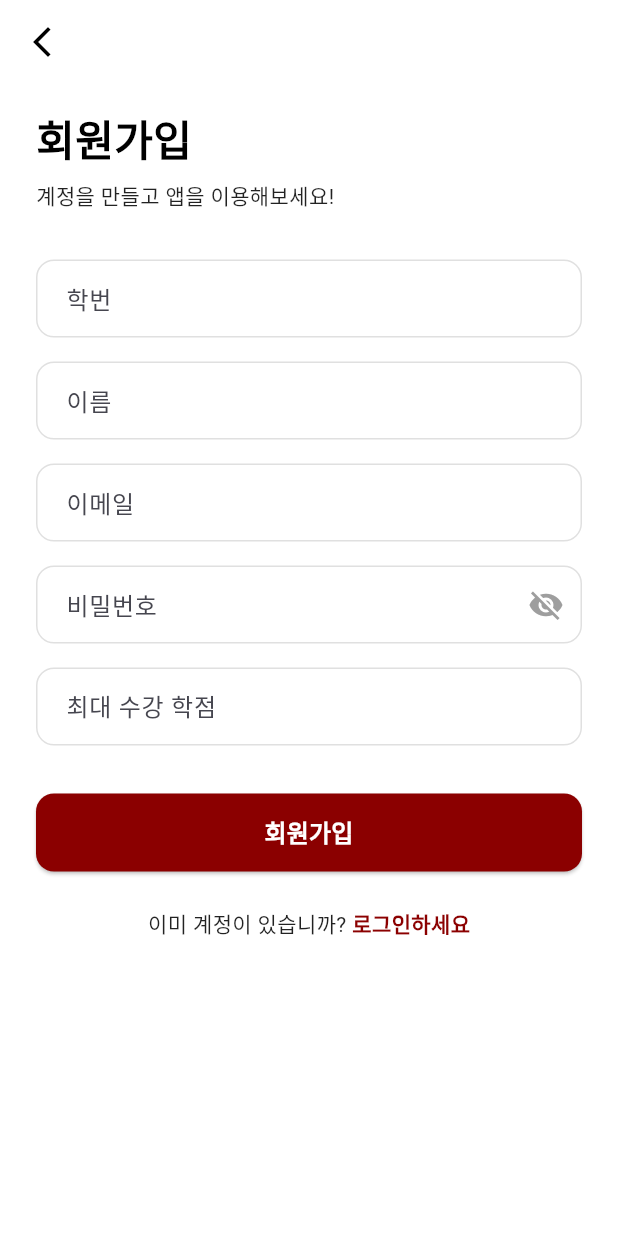
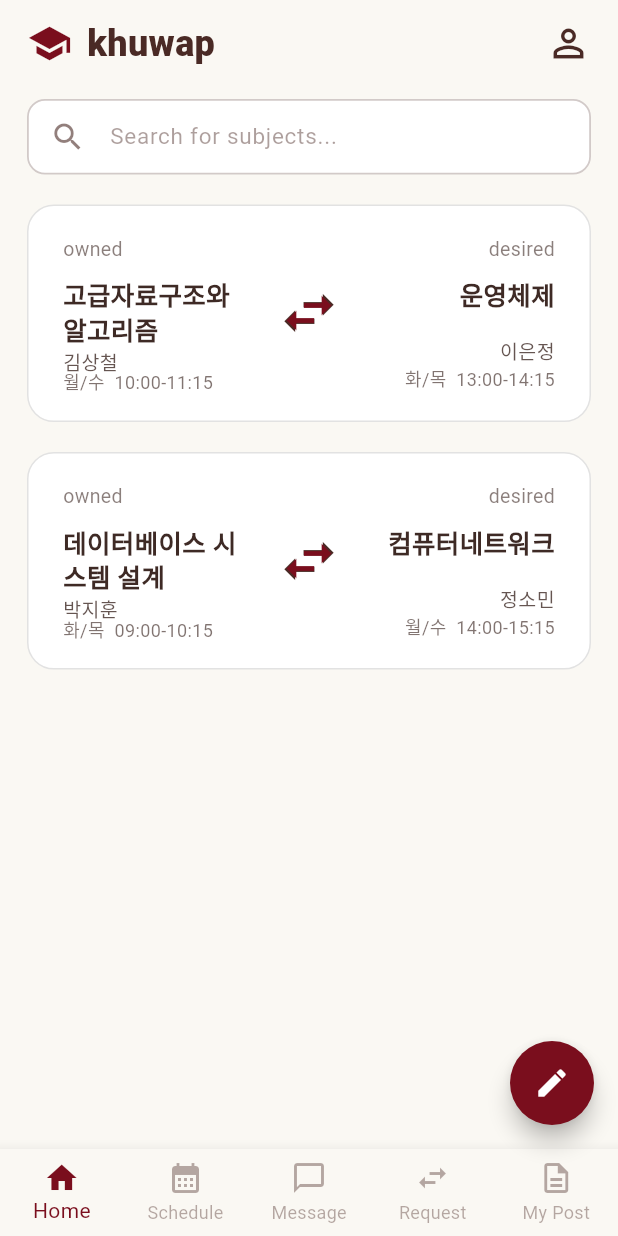
Before and after one commit to jenyapark/khuwap, a Flutter app: the screen it shows after launch, on a phone screen of 412 x 824 dp. Run offline on Flutter 3.47's test engine with Material 3 defaults, Android fonts, the light colour scheme and no system bars.

Commit message:
home_screen ui 수정

```diff
--- a/khuwap_client/lib/main.dart
+++ b/khuwap_client/lib/main.dart
@@ -1,5 +1,5 @@
 import 'package:flutter/material.dart';
-import 'screens/signup_screen.dart';  //
+import 'screens/home_screen.dart';  //
 
 void main() {
   runApp(const MyApp());
@@ -16,7 +16,7 @@ class MyApp extends StatelessWidget {
         colorScheme: ColorScheme.fromSeed(seedColor: Colors.indigo),
         useMaterial3: true,
       ),
-      home: const SignUpScreen(),
+      home: const HomeScreen(),
     );
   }
 }
--- /dev/null
+++ b/khuwap_client/lib/screens/home_screen.dart
@@ -0,0 +1,332 @@
+import 'package:flutter/material.dart';
+import 'exchange_detail_screen.dart';
+
+class HomeScreen extends StatelessWidget {
+  const HomeScreen({super.key});
+
+  @override
+  Widget build(BuildContext context) {
+
+    const ivory = Color(0xFFFAF8F3);         // 전체 배경
+    const skyBlue = Color(0xFFCDEAF2);       // 카드 배경
+    const pointRed = Color(0xFFCC2831);      // 요청하기/포인트
+    const deepRed = Color(0xFF7A0E1D);       // 경희레드
+    const deepBrown = Color(0xFF4A2A25);     // 텍스트 주색
+
+    final List<Map<String, String>> dummyExchangeData = [
+      {
+        "ownedTitle": "고급자료구조와 알고리즘",
+        "ownedProfessor": "김상철",
+        "ownedDay": "월/수",
+        "ownedStart": "10:00",
+        "ownedEnd": "11:15",
+
+        "desiredTitle": "운영체제",
+        "desiredProfessor": "이은정",
+        "desiredDay": "화/목",
+        "desiredStart": "13:00",
+        "desiredEnd": "14:15",
+      },
+      {
+        "ownedTitle": "데이터베이스 시스템 설계",
+        "ownedProfessor": "박지훈",
+        "ownedDay": "화/목",
+        "ownedStart": "09:00",
+        "ownedEnd": "10:15",
+
+        "desiredTitle": "컴퓨터네트워크",
+        "desiredProfessor": "정소민",
+        "desiredDay": "월/수",
+        "desiredStart": "14:00",
+        "desiredEnd": "15:15",
+      },
+    ];
+
+    return Scaffold(
+      backgroundColor: ivory,
+
+      body: SafeArea(
+        child: Padding(
+          padding: const EdgeInsets.symmetric(horizontal: 18, vertical: 12),
+          child: Column(
+            crossAxisAlignment: CrossAxisAlignment.start,
+            children: [
+              // ------------------------- HEADER -------------------------
+              Row(
+                children: [
+                  Icon(Icons.school, color: deepRed, size: 30),
+                  const SizedBox(width: 10),
+                  Text(
+                    "khuwap",
+                    style: TextStyle(
+                      fontSize: 24,
+                      fontWeight: FontWeight.w800,
+                      color: deepBrown,
+                    ),
+                  ),
+                  const Spacer(),
+                  Icon(Icons.person_outline, color: deepBrown, size: 30),
+                ],
+              ),
+
+              const SizedBox(height: 20),
+
+              // ------------------------- SEARCH BAR -------------------------
+              Container(
+                padding: const EdgeInsets.symmetric(horizontal: 14),
+                decoration: BoxDecoration(
+                  color: Colors.white,
+                  borderRadius: BorderRadius.circular(12),
+                  border: Border.all(color: deepBrown.withOpacity(0.25), width: 1.2),
+                ),
+                child: TextField(
+                  style: TextStyle(color: deepBrown, fontSize: 15),
+                  decoration: InputDecoration(
+                    icon: Icon(Icons.search, color: deepBrown.withOpacity(0.6)),
+                    border: InputBorder.none,
+                    hintText: "Search for subjects...",
+                    hintStyle: TextStyle(color: deepBrown.withOpacity(0.45)),
+                  ),
+                ),
+              ),
+
+              const SizedBox(height: 20),
+
+              // ------------------------- LIST VIEW -------------------------
+              Expanded(
+                child: ListView.builder(
+                  itemCount: dummyExchangeData.length,
+                  itemBuilder: (context, index) {
+                    final item = dummyExchangeData[index];
+
+                    return GestureDetector(
+                      onTap: () {
+                        Navigator.push(
+                          context,
+                          MaterialPageRoute(
+                            builder: (_) => ExchangeDetailScreen(
+                              ownedTitle: item["ownedTitle"]!,
+                              ownedProfessor: item["ownedProfessor"]!,
+                              ownedDay: item["ownedDay"]!,
+                              ownedStart: item["ownedStart"]!,
+                              ownedEnd: item["ownedEnd"]!,
+                              desiredTitle: item["desiredTitle"]!,
+                              desiredProfessor: item["desiredProfessor"]!,
+                              desiredDay: item["desiredDay"]!,
+                              desiredStart: item["desiredStart"]!,
+                              desiredEnd: item["desiredEnd"]!,
+                            ),
+                          ),
+                        );
+                      },
+                      child: _buildExchangeCard(
+                        item: item,
+                      ),
+                    );
+                  },
+                ),
+              ),
+            ],
+          ),
+        ),
+      ),
+
+      // ------------------------- FAB -------------------------
+      floatingActionButton: FloatingActionButton(
+        backgroundColor: deepRed,
+        shape: const CircleBorder(),
+        onPressed: () {},
+        child: const Icon(Icons.edit, color: Colors.white),
+      ),
+
+      // ------------------------- NAV BAR -------------------------
+      bottomNavigationBar: BottomNavigationBar(
+        backgroundColor: ivory,
+        selectedItemColor: deepRed,
+        unselectedItemColor: deepBrown.withOpacity(0.4),
+        type: BottomNavigationBarType.fixed,
+        items: const [
+          BottomNavigationBarItem(icon: Icon(Icons.home), label: "Home"),
+          BottomNavigationBarItem(icon: Icon(Icons.calendar_month), label: "Schedule"),
+          BottomNavigationBarItem(icon: Icon(Icons.chat_bubble_outline), label: "Message"),
+          BottomNavigationBarItem(icon: Icon(Icons.swap_horiz), label: "Request"),
+          BottomNavigationBarItem(icon: Icon(Icons.description_outlined), label: "My Post"),
+        ],
+      ),
+    );
+  }
+
+  Widget _buildExchangeCard({
+  required Map<String, String> item,
+}) {
+  const borderColor = Color(0xFFE2E2E2);
+  const textColor = Color(0xFF3E2A25);
+  const kehured = Color(0xFF7A0E1D);  // 경희레드
+
+  String schedule(String d, String s, String e) => "$d  $s-$e";
+
+  return Container(
+    margin: const EdgeInsets.only(bottom: 20),
+    height: 145,
+    child: Stack(
+      alignment: Alignment.center,
+      children: [
+        // ---------------- BACKGROUND CARD ----------------
+        Container(
+          decoration: BoxDecoration(
+            color: Colors.white,
+            borderRadius: BorderRadius.circular(18),
+            border: Border.all(color: borderColor, width: 1),
+          ),
+        ),
+
+        // ---------------- SWAP ICON (CENTER) ----------------
+
+
+Stack(
+  alignment: Alignment.center,
+  children: [
+    // 아래(윤곽선 역할)
+    Icon(
+      Icons.swap_horiz,
+      size: 44,             // 더 크게
+      color: Color(0xFF4A2A25),   // 윤곽선 색 (딥브라운 등)
+      weight: 900,
+    ),
+
+    // 위(본체)
+    Icon(
+      Icons.swap_horiz,
+      size: 40,             // 살짝 작게
+      color: Color(0xFF7A0E1D),   // 경희레드 (본색)
+      weight: 900,
+    ),
+  ],
+),
+
+        // ---------------- LEFT + RIGHT CONTENT ----------------
+        Padding(
+          padding: const EdgeInsets.symmetric(horizontal: 24, vertical: 20),
+          child: Row(
+            children: [
+              // ---------------- LEFT (OWNED) ----------------
+              Expanded(
+                child: Column(
+                  crossAxisAlignment: CrossAxisAlignment.start,
+                  children: [
+                    // LABEL
+                    Text(
+                      "owned",
+                      style: TextStyle(
+                        fontSize: 13,
+                        color: textColor.withOpacity(0.6),
+                      ),
+                    ),
+                    const SizedBox(height: 10),
+
+                    // TITLE
+                    ConstrainedBox(
+                      constraints: const BoxConstraints(maxWidth: 120),
+                      child: Text(
+                        item["ownedTitle"]!,
+                        maxLines: 2,
+                        overflow: TextOverflow.ellipsis,
+                        style: const TextStyle(
+                          fontSize: 17,
+                          height: 1.3,
+                          fontWeight: FontWeight.w700,
+                          color: textColor,
+                        ),
+                      ),
+                    ),
+
+                    const Spacer(),
+
+                    // PROFESSOR + TIME
+                    Text(
+                      item["ownedProfessor"]!,
+                      style: TextStyle(
+                        fontSize: 13,
+                        height: 1.1,
+                        color: textColor.withOpacity(0.8),
+                      ),
+                    ),
+                    Text(
+                      schedule(item["ownedDay"]!,
+                          item["ownedStart"]!, item["ownedEnd"]!),
+                      style: TextStyle(
+                        fontSize: 12,
+                        height: 1.1,
+                        color: textColor.withOpacity(0.65),
+                      ),
+                    ),
+                  ],
+                ),
+              ),
+
+              // ---------------- RIGHT (DESIRED) ----------------
+              Expanded(
+                child: Column(
+                  crossAxisAlignment: CrossAxisAlignment.end,
+                  children: [
+                    // LABEL
+                    Text(
+                      "desired",
+                      style: TextStyle(
+                        fontSize: 13,
+                        color: textColor.withOpacity(0.6),
+                      ),
+                    ),
+                    const SizedBox(height: 10),
+
+                    // TITLE
+                    ConstrainedBox(
+                      constraints: const BoxConstraints(
+                        maxWidth: 130,    // ⬅ 오른쪽도 폭 제한
+                      ),
+                      child: Text(
+                        item["desiredTitle"]!,
+                        textAlign: TextAlign.right,
+                        maxLines: 2,
+                        overflow: TextOverflow.ellipsis,
+                        style: const TextStyle(
+                          fontSize: 17,
+                          height: 1.3,
+                          fontWeight: FontWeight.w700,
+                          color: textColor,
+                        ),
+                      ),
+                    ),
+
+
+                    const Spacer(),
+
+                    // PROFESSOR + TIME
+                    Text(
+                      item["desiredProfessor"]!,
+                      textAlign: TextAlign.right,
+                      style: TextStyle(
+                        fontSize: 13,
+                        color: textColor.withOpacity(0.8),
+                      ),
+                    ),
+                    Text(
+                      schedule(item["desiredDay"]!,
+                          item["desiredStart"]!, item["desiredEnd"]!),
+                      textAlign: TextAlign.right,
+                      style: TextStyle(
+                        fontSize: 12,
+                        color: textColor.withOpacity(0.65),
+                      ),
+                    ),
+                  ],
+                ),
+              ),
+            ],
+          ),
+        )
+      ],
+    ),
+  );
+}
+}
```
Also changed, not shown: khuwap_client/lib/screens/exchange_detail_screen.dart (added, +220 -0 lines).
